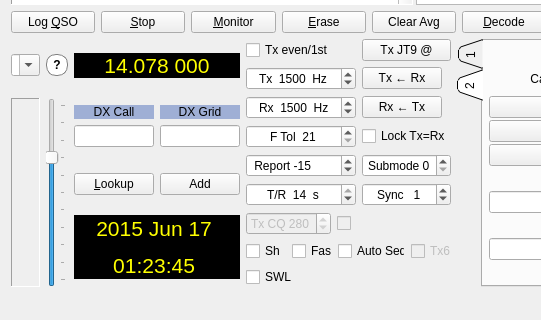
Before: the Qt Designer form mainwindow.ui in saitohirga/WSJT-X, drawn with Qt 5; both pictures show x 0 to 541 and y 258 to 578 of the 828 by 578 pixel window.
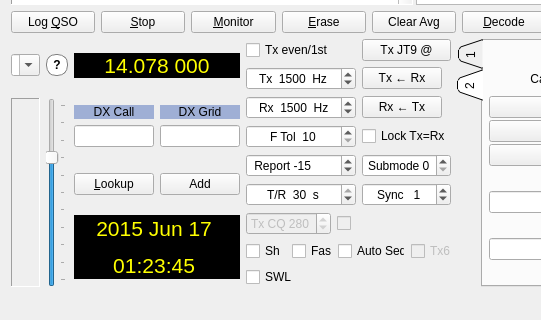
After: the same form once the commit is applied. The open tabs and pages were chosen to show the change. Custom widgets are drawn as their Qt base class.

Commit message: Proper custom spin boxes for frequency tolerance and T/R period

The edit to the form file:
```diff
--- a/mainwindow.ui
+++ b/mainwindow.ui
@@ -615,13 +615,7 @@
                   </widget>
                  </item>
                  <item row="5" column="0">
-                  <widget class="LettersSpinBox" name="sbFtol">
-                   <property name="maximumSize">
-                    <size>
-                     <width>120</width>
-                     <height>16777215</height>
-                    </size>
-                   </property>
+                  <widget class="HintedSpinBox" name="sbFtol">
                    <property name="toolTip">
                     <string>Frequency tolerance (Hz)</string>
                    </property>
@@ -632,10 +626,13 @@
                     <string>F Tol  </string>
                    </property>
                    <property name="minimum">
-                    <number>21</number>
+                    <number>10</number>
                    </property>
                    <property name="maximum">
-                    <number>27</number>
+                    <number>1000</number>
+                   </property>
+                   <property name="value">
+                    <number>10</number>
                    </property>
                   </widget>
                  </item>
@@ -654,13 +651,13 @@
                     <string>T/R  </string>
                    </property>
                    <property name="minimum">
-                    <number>11</number>
+                    <number>5</number>
                    </property>
                    <property name="maximum">
-                    <number>14</number>
+                    <number>30</number>
                    </property>
                    <property name="value">
-                    <number>14</number>
+                    <number>30</number>
                    </property>
                   </widget>
                  </item>
@@ -3011,6 +3008,16 @@
    <header>signalmeter.h</header>
    <container>1</container>
   </customwidget>
+  <customwidget>
+   <class>HintedSpinBox</class>
+   <extends>QSpinBox</extends>
+   <header>HintedSpinBox.hpp</header>
+  </customwidget>
+  <customwidget>
+   <class>RestrictedSpinBox</class>
+   <extends>QSpinBox</extends>
+   <header>RestrictedSpinBox.hpp</header>
+  </customwidget>
  </customwidgets>
  <tabstops>
   <tabstop>logQSOButton</tabstop>
```
Left out of the diff: 4 changed lines with no effect on the pictures. The commit also changes 9 other files.
